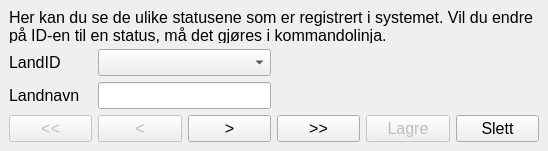
andersbo87/sources, file src/QT/jobber/jobber/showcountries.ui: the form before one commit.
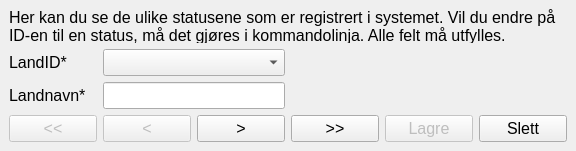
The form after the commit. Icons and pictures are not drawn.

The edit to the form file:
```diff
--- a/src/QT/jobber/jobber/showcountries.ui
+++ b/src/QT/jobber/jobber/showcountries.ui
@@ -6,7 +6,7 @@
    <rect>
     <x>0</x>
     <y>0</y>
-    <width>548</width>
+    <width>576</width>
     <height>151</height>
    </rect>
   </property>
@@ -34,7 +34,7 @@
     <item row="1" column="0">
      <widget class="QLabel" name="labelLandID">
       <property name="text">
-       <string>LandID</string>
+       <string>LandID*</string>
       </property>
      </widget>
     </item>
@@ -44,7 +44,7 @@
     <item row="2" column="0">
      <widget class="QLabel" name="labelCountryName">
       <property name="text">
-       <string>Landnavn</string>
+       <string>Landnavn*</string>
       </property>
      </widget>
     </item>
@@ -105,7 +105,7 @@
     <item row="0" column="0" colspan="6">
      <widget class="QLabel" name="labelInfo">
       <property name="text">
-       <string>Her kan du se de ulike statusene som er registrert i systemet. Vil du endre på ID-en til en status, må det gjøres i kommandolinja.</string>
+       <string>Her kan du se de ulike statusene som er registrert i systemet. Vil du endre på ID-en til en status, må det gjøres i kommandolinja. Alle felt må utfylles.</string>
       </property>
       <property name="wordWrap">
        <bool>true</bool>
```
